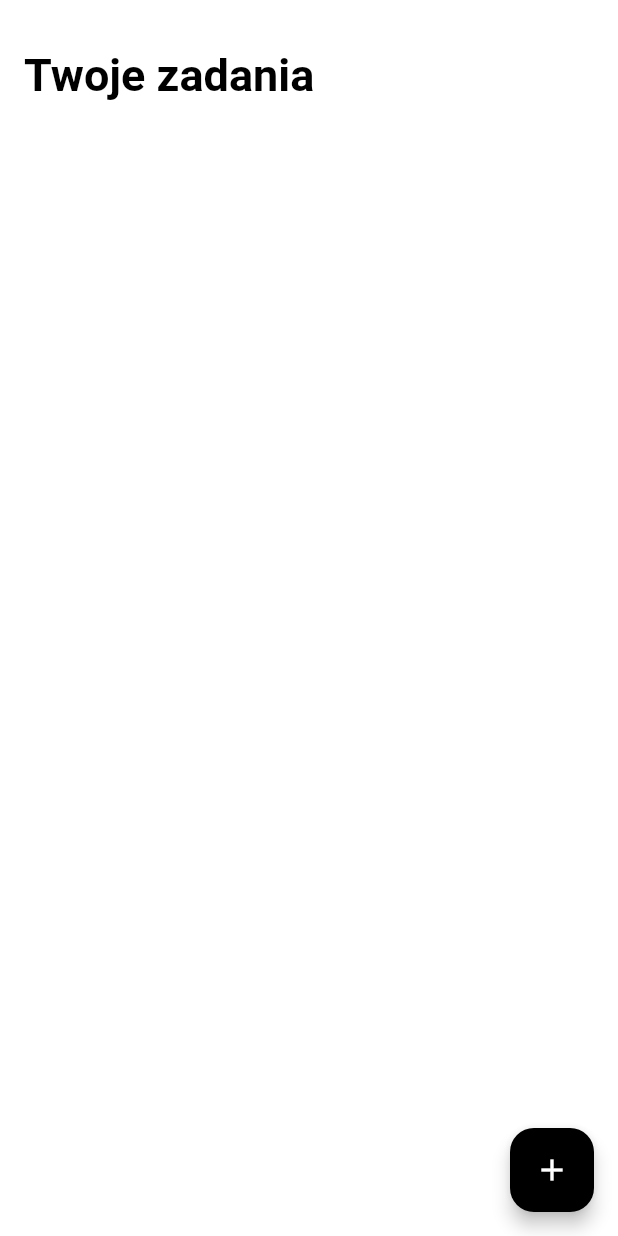
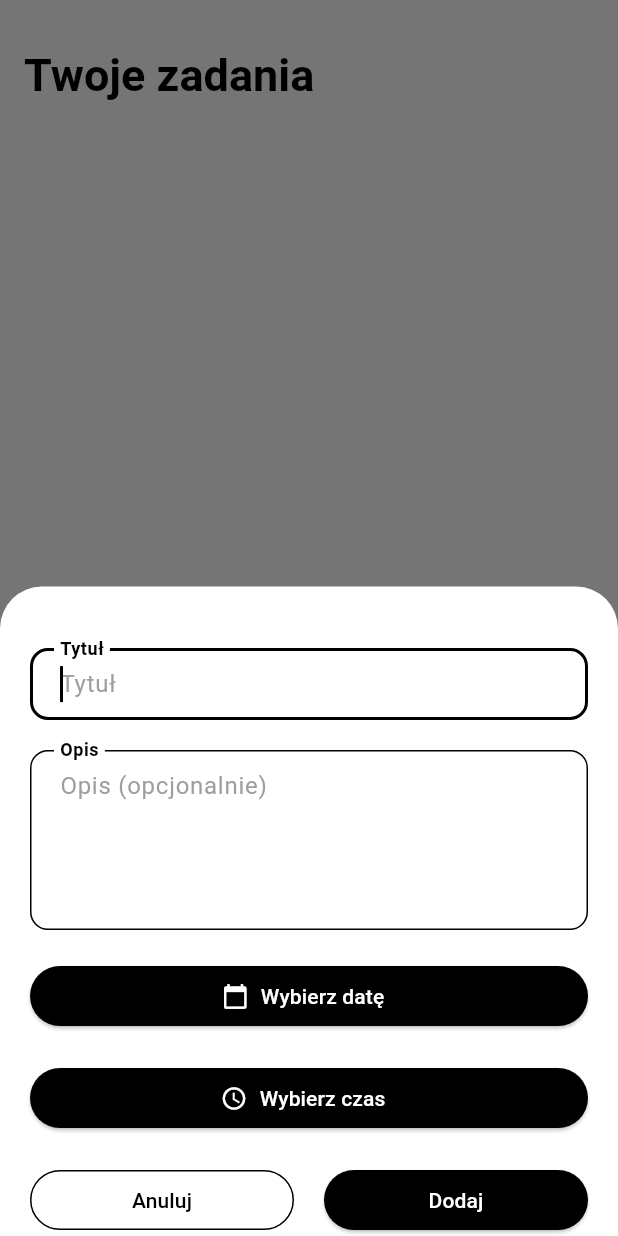
Before and after one commit to szyszoch/flutter_task_manager, a Flutter app: the screen it shows after launch, after a tap on the "add" icon, on a phone screen of 412 x 824 dp. Run offline on Flutter 3.47's test engine with Material 3 defaults, Android fonts, the phone set to English and light mode, and no system bars; our stand-ins replace sqflite; accounts and stored records are empty.

Commit message:
Add Task form
- The Task form is now displayed in a Bottom Sheet in TaskPage.
- Minor corrections made to Task model and DatabaseHelper.
- Bottom Sheet styling is defined in theme.dart.
- Date and Time pickers have been updated to work with the new form.

```diff
--- a/lib/database_helper.dart
+++ b/lib/database_helper.dart
@@ -18,7 +18,7 @@ class DatabaseHelper {
       join(await getDatabasesPath(), 'task_manager.db'),
       onCreate: (db, version) {
         return db.execute(
-          'CREATE TABLE tasks(id INTEGER PRIMARY KEY AUTOINCREMENT, title TEXT, description TEXT, deadline INTEGER, completed_at INTEGER)',
+          'CREATE TABLE tasks(id INTEGER PRIMARY KEY AUTOINCREMENT, title TEXT NOT NULL, description TEXT, deadline INTEGER NOT NULL, completed_at INTEGER)',
         );
       },
       version: 1,
--- a/lib/date_form_field.dart
+++ b/lib/date_form_field.dart
@@ -3,41 +3,50 @@ import 'package:intl/intl.dart';
 
 class DateFormField extends FormField<DateTime?> {
   final ValueChanged<DateTime?> onDateChanged;
+  final DateTime? value;
 
   DateFormField({
     super.key,
-    super.initialValue,
+    this.value,
     required this.onDateChanged,
     super.validator,
     AutovalidateMode super.autovalidateMode = AutovalidateMode.disabled,
   }) : super(
-         builder: (state) =>
-             _DatePicker(state: state, onDateChanged: onDateChanged),
+         initialValue: value,
+         builder: (state) {
+           final effectiveValue = value ?? state.value;
+
+           return _DatePicker(
+             state: state,
+             value: effectiveValue,
+             onDateChanged: onDateChanged,
+           );
+         },
        );
 }
 
-class _DatePicker extends StatefulWidget {
-  const _DatePicker({required this.state, required this.onDateChanged});
+class _DatePicker extends StatelessWidget {
+  const _DatePicker({
+    required this.state,
+    required this.value,
+    required this.onDateChanged,
+  });
 
   final FormFieldState<DateTime?> state;
+  final DateTime? value;
   final ValueChanged<DateTime?> onDateChanged;
 
-  @override
-  State<_DatePicker> createState() => _DatePickerState();
-}
-
-class _DatePickerState extends State<_DatePicker> {
-  Future<void> _pickDate() async {
+  Future<void> _pickDate(BuildContext context) async {
     final pickedDate = await showDatePicker(
       context: context,
-      initialDate: widget.state.value ?? DateTime.now(),
+      initialDate: value ?? DateTime.now(),
       firstDate: DateTime.now(),
       lastDate: DateTime(2100),
     );
 
     if (pickedDate != null) {
-      widget.state.didChange(pickedDate);
-      widget.onDateChanged(pickedDate);
+      state.didChange(pickedDate);
+      onDateChanged(pickedDate);
     }
   }
 
@@ -45,23 +54,21 @@ class _DatePickerState extends State<_DatePicker> {
   Widget build(BuildContext context) {
     return Column(
       crossAxisAlignment: CrossAxisAlignment.stretch,
-
       children: [
         ElevatedButton.icon(
-          onPressed: _pickDate,
+          onPressed: () => _pickDate(context),
           icon: const Icon(Icons.calendar_today),
           label: Text(
-            widget.state.value == null
+            value == null
                 ? 'Wybierz datę'
-                : DateFormat('dd.MM.yyyy').format(widget.state.value!),
+                : DateFormat('dd.MM.yyyy').format(value!),
           ),
         ),
-
-        if (widget.state.hasError)
+        if (state.hasError)
           Padding(
-            padding: EdgeInsets.symmetric(horizontal: 16),
+            padding: const EdgeInsets.symmetric(horizontal: 16),
             child: Text(
-              widget.state.errorText!,
+              state.errorText!,
               style: TextStyle(
                 color: Theme.of(context).colorScheme.error,
                 fontSize: 12.0,
--- a/lib/task.dart
+++ b/lib/task.dart
@@ -1,7 +1,7 @@
 class Task {
   final int? id;
   final String title;
-  final String description;
+  final String? description;
   final DateTime deadline;
   DateTime? completedAt;
 
@@ -9,7 +9,7 @@ class Task {
     this.id,
     required this.title,
     required this.deadline,
-    this.description = '',
+    this.description,
     this.completedAt,
   });
 
--- /dev/null
+++ b/lib/task_form.dart
@@ -0,0 +1,153 @@
+import 'package:flutter/material.dart';
+import 'package:flutter_task_manager/database_helper.dart';
+import 'package:flutter_task_manager/date_form_field.dart';
+import 'package:flutter_task_manager/task.dart';
+import 'package:flutter_task_manager/time_form_field.dart';
+
+class TaskForm extends StatefulWidget {
+  const TaskForm({super.key});
+
+  @override
+  State<TaskForm> createState() => _TaskFormState();
+}
+
+class _TaskFormState extends State<TaskForm> {
+  final GlobalKey<FormState> _key = GlobalKey<FormState>();
+  final TextEditingController _title = TextEditingController();
+  final TextEditingController _description = TextEditingController();
+  DateTime? _date;
+  TimeOfDay? _time;
+
+  @override
+  void dispose() {
+    _title.dispose();
+    _description.dispose();
+    super.dispose();
+  }
+
+  DateTime? get _deadline {
+    if (_date == null) return null;
+    final time = _time ?? const TimeOfDay(hour: 23, minute: 59);
+    return DateTime(
+      _date!.year,
+      _date!.month,
+      _date!.day,
+      time.hour,
+      time.minute,
+    );
+  }
+
+  Future<void> _submit() async {
+    if (_key.currentState!.validate()) {
+      final newTask = Task(
+        title: _title.text.trim(),
+        description: _description.text.trim().isEmpty
+            ? null
+            : _description.text.trim(),
+        deadline: _deadline!,
+      );
+
+      final createdTask = await DatabaseHelper.instance.createTask(newTask);
+
+      if (!mounted) return;
+
+      Navigator.of(context).pop(createdTask);
+    }
+  }
+
+  @override
+  Widget build(BuildContext context) {
+    return Form(
+      key: _key,
+      autovalidateMode: AutovalidateMode.onUserInteraction,
+      child: Column(
+        spacing: 20,
+
+        children: [
+          SizedBox(height: 1),
+          TextFormField(
+            autofocus: true,
+            controller: _title,
+            validator: (value) {
+              if (value == null || value.trim().isEmpty) {
+                return 'Tytuł jest wymagany';
+              }
+              return null;
+            },
+            decoration: const InputDecoration(
+              hintText: 'Tytuł',
+              labelText: 'Tytuł',
+            ),
+          ),
+
+          TextFormField(
+            controller: _description,
+            decoration: const InputDecoration(
+              hintText: 'Opis (opcjonalnie)',
+              labelText: 'Opis',
+              alignLabelWithHint: true,
+            ),
+            maxLines: 4,
+          ),
+
+          DateFormField(
+            value: _date,
+            onDateChanged: (value) {
+              setState(() {
+                _date = value;
+
+                if (_date != null && _time == null) {
+                  _time = const TimeOfDay(hour: 23, minute: 59);
+                }
+              });
+            },
+            validator: (value) {
+              if (value == null) return 'Termin jest wymagany';
+              return null;
+            },
+          ),
+
+          TimeFormField(
+            value: _time,
+            onTimeChanged: (value) {
+              setState(() {
+                _time = value;
+
+                if (_time != null && _date == null) {
+                  final now = DateTime.now();
+                  _date = DateTime(now.year, now.month, now.day);
+                }
+              });
+            },
+            validator: (value) {
+              if (_deadline == null) return null;
+              if (_deadline!.isBefore(DateTime.now())) {
+                return 'Nie można wybrać przeszłego czasu';
+              }
+              return null;
+            },
+          ),
+
+          Row(
+            spacing: 20,
+            children: [
+              Expanded(
+                child: OutlinedButton(
+                  onPressed: () => Navigator.of(context).pop(null),
+                  child: const Text('Anuluj'),
+                ),
+              ),
+
+              Expanded(
+                child: ElevatedButton(
+                  onPressed: _submit,
+                  child: const Text('Dodaj'),
+                ),
+              ),
+            ],
+          ),
+        ],
+      ),
+    );
+  }
+}
--- a/lib/task_page.dart
+++ b/lib/task_page.dart
@@ -1,4 +1,6 @@
 import 'package:flutter/material.dart';
+import 'package:flutter_task_manager/task.dart';
+import 'package:flutter_task_manager/task_form.dart';
 
 class TaskPage extends StatefulWidget {
   const TaskPage({super.key});
@@ -8,12 +10,40 @@ class TaskPage extends StatefulWidget {
 }
 
 class _TaskPageState extends State<TaskPage> {
+  Future<void> showTaskFormBottomSheet(BuildContext context) async {
+    final newTask = await showModalBottomSheet<Task>(
+      context: context,
+      isScrollControlled: true,
+      useSafeArea: true,
+      builder: (context) => SafeArea(
+        top: false,
+        child: Padding(
+          padding: EdgeInsets.only(
+            left: 20.0,
+            top: 20.0,
+            right: 20.0,
+            bottom: MediaQuery.of(context).viewInsets.bottom,
+          ),
+          child: SingleChildScrollView(child: TaskForm()),
+        ),
+      ),
+    );
+
+    if (newTask != null && context.mounted) {
+      ScaffoldMessenger.of(
+        context,
+      ).showSnackBar(SnackBar(content: Text('Pomyślnie dodano zadanie.')));
+      setState(() {});
+    }
+  }
+
   @override
   Widget build(BuildContext context) {
     return Scaffold(
       appBar: AppBar(title: Text('Twoje zadania')),
+
       floatingActionButton: FloatingActionButton(
-        onPressed: () => {},
+        onPressed: () => showTaskFormBottomSheet(context),
         child: Icon(Icons.add),
       ),
     );
--- a/lib/theme.dart
+++ b/lib/theme.dart
@@ -103,6 +103,10 @@ final ThemeData darkTheme = ThemeData(
     backgroundColor: AppColors.darkFill,
     shape: RoundedRectangleBorder(borderRadius: BorderRadius.circular(20)),
   ),
+  bottomSheetTheme: BottomSheetThemeData(
+    backgroundColor: AppColors.darkFill,
+    shape: RoundedRectangleBorder(borderRadius: BorderRadius.circular(20)),
+  ),
   inputDecorationTheme: InputDecorationTheme(
     filled: true,
     fillColor: AppColors.darkSurface,
--- a/lib/time_form_field.dart
+++ b/lib/time_form_field.dart
@@ -1,41 +1,49 @@
 import 'package:flutter/material.dart';
-import 'package:intl/intl.dart';
 
 class TimeFormField extends FormField<TimeOfDay?> {
   final ValueChanged<TimeOfDay?> onTimeChanged;
+  final TimeOfDay? value;
 
   TimeFormField({
     super.key,
-    super.initialValue,
+    this.value,
     required this.onTimeChanged,
     super.validator,
     AutovalidateMode super.autovalidateMode = AutovalidateMode.disabled,
   }) : super(
-         builder: (state) =>
-             _TimePicker(state: state, onTimeChanged: onTimeChanged),
+         initialValue: value,
+         builder: (state) {
+           final effectiveValue = value ?? state.value;
+
+           return _TimePicker(
+             state: state,
+             value: effectiveValue,
+             onTimeChanged: onTimeChanged,
+           );
+         },
        );
 }
 
-class _TimePicker extends StatefulWidget {
+class _TimePicker extends StatelessWidget {
+  const _TimePicker({
+    required this.state,
+    required this.value,
+    required this.onTimeChanged,
+  });
+
   final FormFieldState<TimeOfDay?> state;
+  final TimeOfDay? value;
   final ValueChanged<TimeOfDay?> onTimeChanged;
 
-  const _TimePicker({required this.state, required this.onTimeChanged});
-
-  @override
-  State<_TimePicker> createState() => _TimePickerState();
-}
-
-class _TimePickerState extends State<_TimePicker> {
-  Future<void> _pickTime() async {
+  Future<void> _pickTime(BuildContext context) async {
     final pickedTime = await showTimePicker(
       context: context,
-      initialTime: widget.state.value ?? TimeOfDay.now(),
+      initialTime: value ?? TimeOfDay.now(),
     );
 
     if (pickedTime != null) {
-      widget.state.didChange(pickedTime);
-      widget.onTimeChanged(pickedTime);
+      state.didChange(pickedTime);
+      onTimeChanged(pickedTime);
     }
   }
 
@@ -43,23 +51,17 @@ class _TimePickerState extends State<_TimePicker> {
   Widget build(BuildContext context) {
     return Column(
       crossAxisAlignment: CrossAxisAlignment.stretch,
-
       children: [
         ElevatedButton.icon(
-          onPressed: _pickTime,
+          onPressed: () => _pickTime(context),
           icon: const Icon(Icons.access_time),
-          label: Text(
-            widget.state.value == null
-                ? 'Wybierz czas'
-                : widget.state.value!.format(context),
-          ),
+          label: Text(value == null ? 'Wybierz czas' : value!.format(context)),
         ),
-
-        if (widget.state.hasError)
+        if (state.hasError)
           Padding(
             padding: const EdgeInsets.symmetric(horizontal: 16),
             child: Text(
-              widget.state.errorText!,
+              state.errorText!,
               style: TextStyle(
                 color: Theme.of(context).colorScheme.error,
                 fontSize: 12.0,
```
